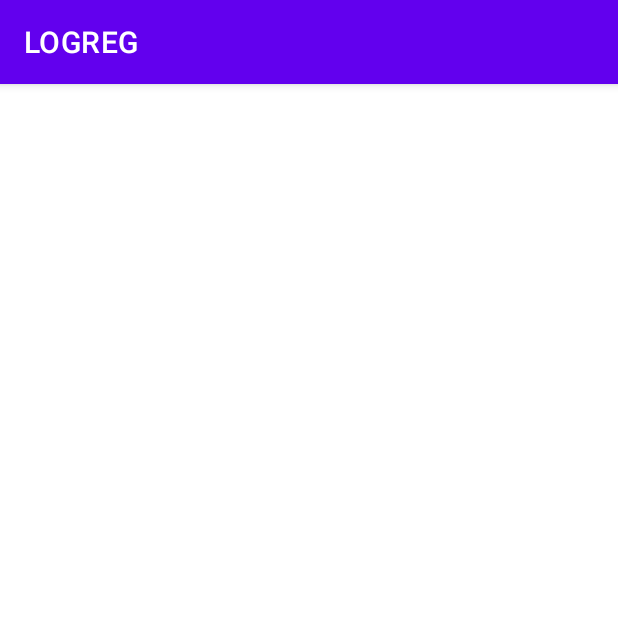
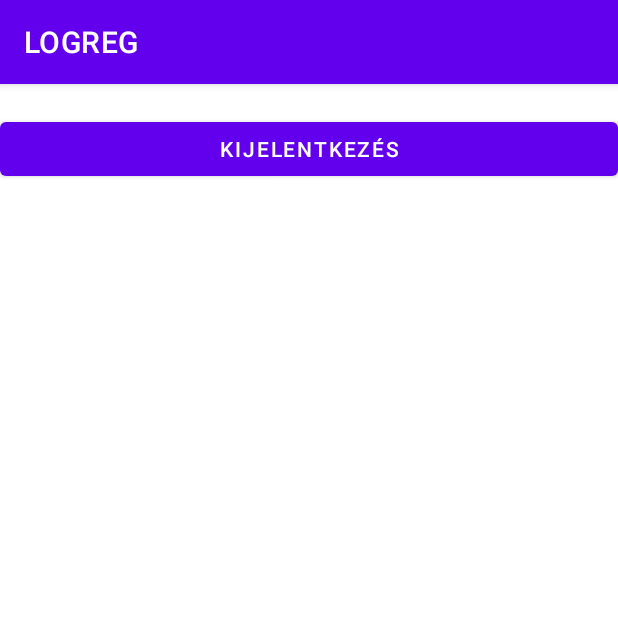
Before and after one commit to LegyenKristof/KorcsmarosKristof_LOGREG, an Android app: the LoggedInActivity screen opened directly, with no data from a screen before it, on a phone screen of 412 x 824 dp, the top half of it. Run offline under Robolectric (Android 15) with nearby library versions, the phone set to English and light mode, and no system bars.

Commit message:
LoggedInActivity kinézet kész

```diff
--- a/app/src/main/java/com/example/logreg/LoggedInActivity.java
+++ b/app/src/main/java/com/example/logreg/LoggedInActivity.java
@@ -2,13 +2,35 @@ package com.example.logreg;
 
 import androidx.appcompat.app.AppCompatActivity;
 
+import android.content.Intent;
 import android.os.Bundle;
+import android.view.View;
+import android.widget.Button;
+import android.widget.TextView;
 
 public class LoggedInActivity extends AppCompatActivity {
+
+    private TextView textViewL1;
+    private Button buttonL1;
 
     @Override
     protected void onCreate(Bundle savedInstanceState) {
         super.onCreate(savedInstanceState);
         setContentView(R.layout.activity_logged_in);
+        init();
+
+        buttonL1.setOnClickListener(new View.OnClickListener() {
+            @Override
+            public void onClick(View view) {
+                Intent intent = new Intent(LoggedInActivity.this, MainActivity.class);
+                startActivity(intent);
+                finish();
+            }
+        });
+    }
+
+    private void init(){
+        textViewL1 = findViewById(R.id.textViewL1);
+        buttonL1 = findViewById(R.id.buttonL1);
     }
 }
--- a/app/src/main/res/layout/activity_logged_in.xml
+++ b/app/src/main/res/layout/activity_logged_in.xml
@@ -1,9 +1,21 @@
 <?xml version="1.0" encoding="utf-8"?>
-<androidx.constraintlayout.widget.ConstraintLayout xmlns:android="http://schemas.android.com/apk/res/android"
+<LinearLayout xmlns:android="http://schemas.android.com/apk/res/android"
     xmlns:app="http://schemas.android.com/apk/res-auto"
     xmlns:tools="http://schemas.android.com/tools"
     android:layout_width="match_parent"
     android:layout_height="match_parent"
-    tools:context=".LoggedInActivity">
+    tools:context=".LoggedInActivity"
+    android:orientation="vertical">
 
-</androidx.constraintlayout.widget.ConstraintLayout>
+    <TextView
+        android:layout_width="match_parent"
+        android:layout_height="wrap_content"
+        android:id="@+id/textViewL1"/>
+
+    <Button
+        android:layout_width="match_parent"
+        android:layout_height="wrap_content"
+        android:id="@+id/buttonL1"
+        android:text="Kijelentkezés"/>
+
+</LinearLayout>
```
